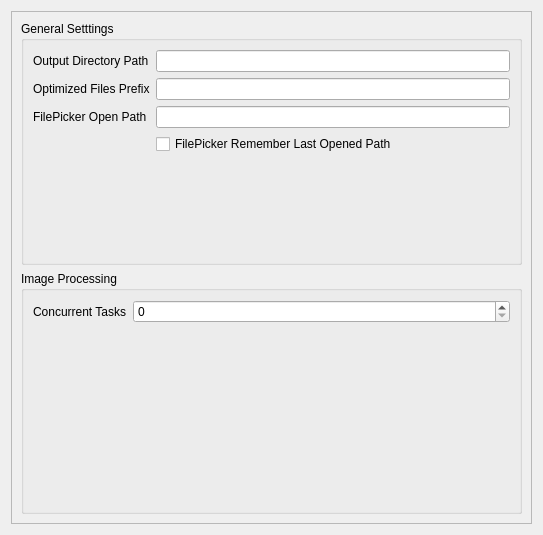
Above: src/preferenceswidget.ui from keshavbhatt/pixelbatch before the change. Below: the same form after it.
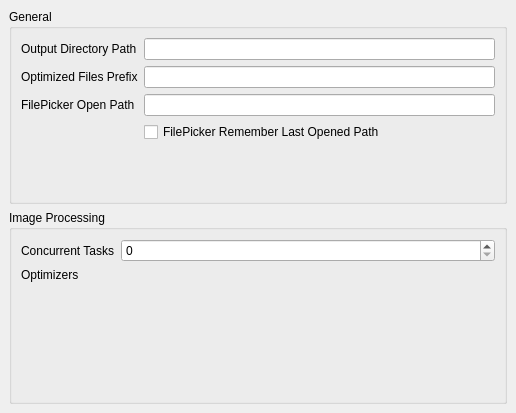
That is the form after the change.

Commit message: feat: (wip) add optimizer preferences in preference dialog

The edit to the form file:
```diff
--- a/src/preferenceswidget.ui
+++ b/src/preferenceswidget.ui
@@ -6,16 +6,34 @@
    <rect>
     <x>0</x>
     <y>0</y>
-    <width>543</width>
-    <height>535</height>
+    <width>516</width>
+    <height>413</height>
    </rect>
   </property>
   <property name="windowTitle">
    <string>Form</string>
   </property>
   <layout class="QVBoxLayout" name="verticalLayout">
+   <property name="leftMargin">
+    <number>0</number>
+   </property>
+   <property name="topMargin">
+    <number>0</number>
+   </property>
+   <property name="rightMargin">
+    <number>0</number>
+   </property>
+   <property name="bottomMargin">
+    <number>0</number>
+   </property>
    <item>
     <widget class="QScrollArea" name="scrollArea">
+     <property name="frameShape">
+      <enum>QFrame::Shape::NoFrame</enum>
+     </property>
+     <property name="frameShadow">
+      <enum>QFrame::Shadow::Plain</enum>
+     </property>
      <property name="widgetResizable">
       <bool>true</bool>
      </property>
@@ -24,15 +42,27 @@
        <rect>
         <x>0</x>
         <y>0</y>
-        <width>523</width>
-        <height>515</height>
+        <width>516</width>
+        <height>413</height>
        </rect>
       </property>
       <layout class="QVBoxLayout" name="verticalLayout_2">
+       <property name="leftMargin">
+        <number>9</number>
+       </property>
+       <property name="topMargin">
+        <number>9</number>
+       </property>
+       <property name="rightMargin">
+        <number>9</number>
+       </property>
+       <property name="bottomMargin">
+        <number>9</number>
+       </property>
        <item>
         <widget class="QGroupBox" name="groupBox">
          <property name="title">
-          <string>General Setttings</string>
+          <string>General</string>
          </property>
          <layout class="QVBoxLayout" name="verticalLayout_3">
           <item>
@@ -104,6 +134,16 @@
             <item row="0" column="1">
              <widget class="QSpinBox" name="concurrentTasksSpinBox"/>
             </item>
+            <item row="1" column="0">
+             <widget class="QLabel" name="label_6">
+              <property name="text">
+               <string>Optimizers</string>
+              </property>
+             </widget>
+            </item>
+            <item row="1" column="1">
+             <layout class="QVBoxLayout" name="formatPrefVerticalLayout"/>
+            </item>
            </layout>
           </item>
          </layout>
```
The commit also changes 9 other files.
